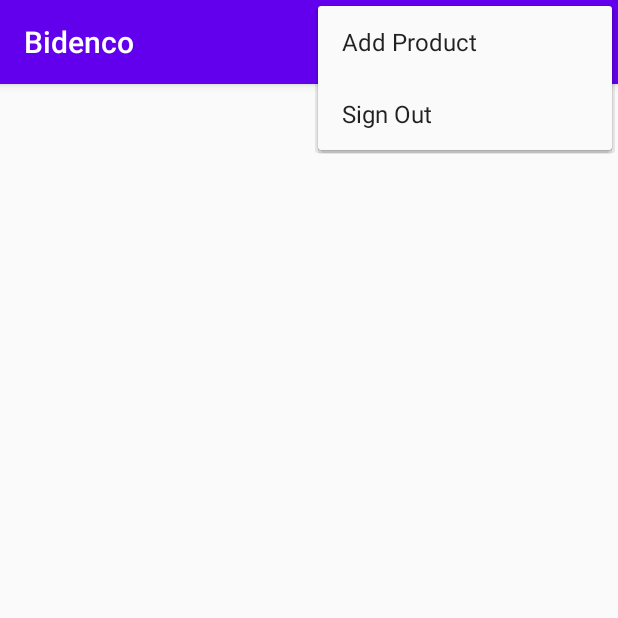
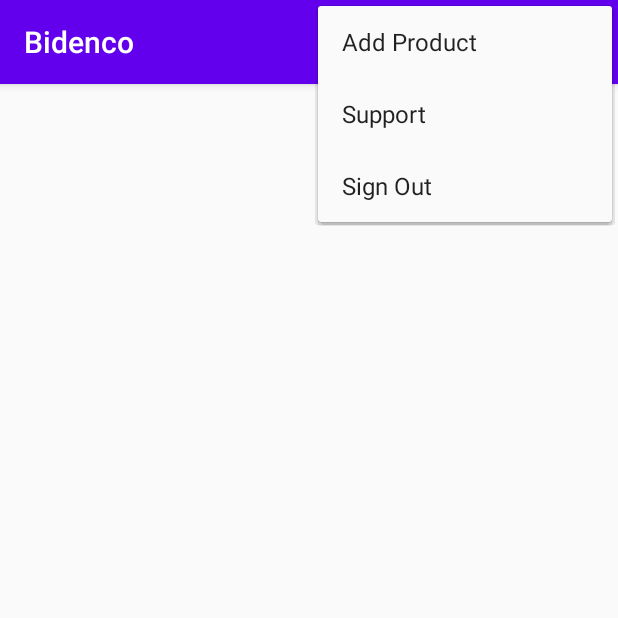
Before and after one commit to ahmeatali/Bidenco, an Android app: the screen it shows after launch once a user with an empty profile is signed in (feed_activity), with the options menu open, on a phone screen of 412 x 824 dp, the top half of it. Run offline under Robolectric (Android 15) with nearby library versions, the phone set to English and light mode, and no system bars; our stand-ins replace Firebase (no records; nobody signed in at launch, a user with empty details on screens opened directly).

Commit message:
iletişim tamamlandı

```diff
--- a/app/build.gradle
+++ b/app/build.gradle
@@ -31,9 +31,9 @@ dependencies {
     implementation fileTree(dir: 'libs', include: ['*.jar'])
 
 
-    implementation 'com.google.firebase:firebase-analytics:17.2.2'
+    implementation 'com.google.firebase:firebase-analytics:17.4.3'
     implementation 'com.firebaseui:firebase-ui-auth:6.2.0'
-    implementation 'com.google.firebase:firebase-auth:19.3.0'
+    implementation 'com.google.firebase:firebase-auth:19.3.1'
 
 
     implementation 'androidx.appcompat:appcompat:1.1.0'
--- a/app/src/main/AndroidManifest.xml
+++ b/app/src/main/AndroidManifest.xml
@@ -13,6 +13,7 @@
             android:name=".ResetPasswordActivity"
             android:parentActivityName=".signin_activity" />
         <activity android:name=".signup_activity" />
+        <activity android:name=".SupportActivity" />
         <activity android:name=".feed_activity" />
         <activity android:name=".signin_activity">
             <intent-filter>
--- a/app/src/main/java/com/ahmetaliyilmaz/aay19/bidenco/feed_activity.java
+++ b/app/src/main/java/com/ahmetaliyilmaz/aay19/bidenco/feed_activity.java
@@ -37,7 +37,9 @@ public class feed_activity extends AppCompatActivity {
             firebaseAuth.signOut();
             Intent intenttoSignUp = new Intent(feed_activity.this, signin_activity.class);
             startActivity(intenttoSignUp);
-
+        } else if (item.getItemId() == R.id.support) {
+            Intent support = new Intent(feed_activity.this, SupportActivity.class);
+            startActivity(support);
         }
 
         return super.onOptionsItemSelected(item);
--- /dev/null
+++ b/app/src/main/res/drawable/back.xml
@@ -0,0 +1,4 @@
+<shape xmlns:android="http://schemas.android.com/apk/res/android" android:shape="rectangle" >
+    <solid android:color="@android:color/white" />
+    <stroke android:width="1dip" android:color="#4fa5d5"/>
+</shape>
--- a/app/src/main/res/menu/options_menu.xml
+++ b/app/src/main/res/menu/options_menu.xml
@@ -1,5 +1,13 @@
 <?xml version="1.0" encoding="utf-8"?>
 <menu xmlns:android="http://schemas.android.com/apk/res/android">
-    <item android:id="@+id/add_product" android:title="Add Product"></item>
-    <item android:id="@+id/sign_out" android:title="Sign Out"></item>
-></menu>
+    <item
+        android:id="@+id/add_product"
+        android:title="Add Product" />
+    <item
+        android:id="@+id/support"
+        android:title="Support" />
+    <item
+        android:id="@+id/sign_out"
+        android:title="Sign Out" />
+    >
+</menu>
```
Also changed, not shown: app/src/main/java/com/ahmetaliyilmaz/aay19/bidenco/SupportActivity.java (added, +45 -0 lines), app/src/main/res/layout/activity_support.xml (added, +32 -0 lines).
